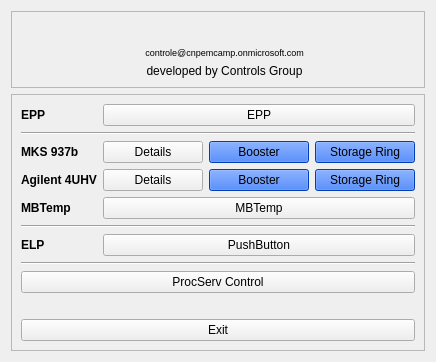
lnls-sirius/pydm-opi, file ui/launcher.ui: the form before one commit.
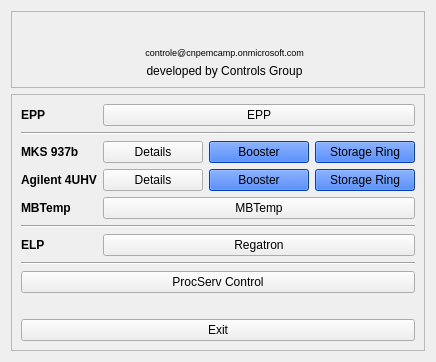
The form after the commit. Icons and pictures are not drawn. Custom widgets are drawn as their Qt base class.

Commit message: launcher: Regatron text

Diff of the .ui file:
```diff
--- a/ui/launcher.ui
+++ b/ui/launcher.ui
@@ -1983,7 +1983,7 @@
       <item row="8" column="1" colspan="3">
        <widget class="QPushButton" name="btnRegatron">
         <property name="text">
-         <string>PushButton</string>
+         <string>Regatron</string>
         </property>
        </widget>
       </item>
```
